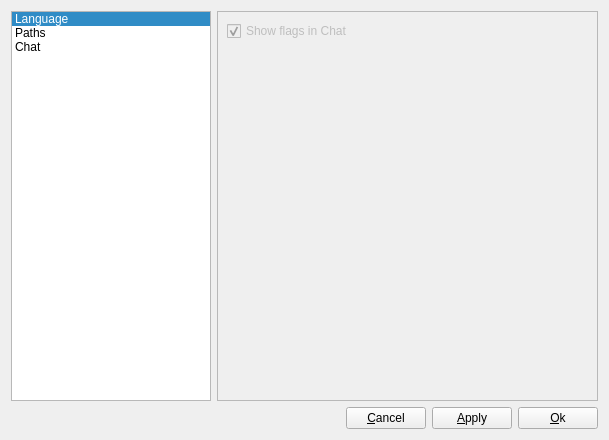
Before: the Qt Designer form ui/PreferenceWidget.ui in tizbac/qtlobby, drawn with Qt 5.
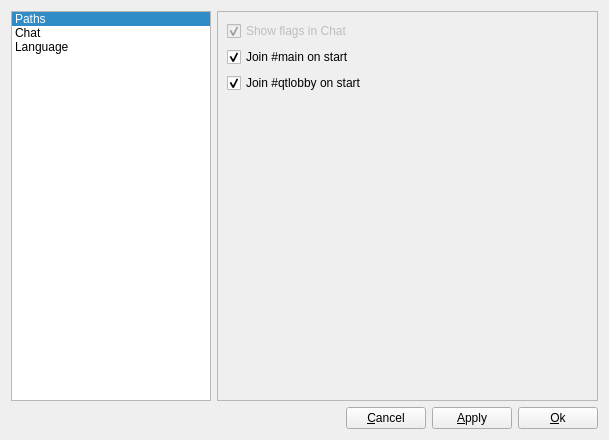
After: the same form once the commit is applied. The open tabs and pages were chosen to show the change. Icons and pictures are not drawn.

The edit to the form file:
```diff
--- a/ui/PreferenceWidget.ui
+++ b/ui/PreferenceWidget.ui
@@ -25,11 +25,6 @@
      <property name="currentRow">
       <number>0</number>
      </property>
-     <item>
-      <property name="text">
-       <string>Language</string>
-      </property>
-     </item>
      <item>
       <property name="text">
        <string>Paths</string>
@@ -40,6 +35,11 @@
        <string>Chat</string>
       </property>
      </item>
+     <item>
+      <property name="text">
+       <string>Language</string>
+      </property>
+     </item>
     </widget>
    </item>
    <item row="0" column="1">
@@ -53,6 +53,47 @@
      <property name="currentIndex">
       <number>0</number>
      </property>
+     <widget class="QWidget" name="pathWidget"/>
+     <widget class="QWidget" name="chatWidget">
+      <layout class="QFormLayout" name="formLayout_2">
+       <item row="0" column="0">
+        <widget class="QCheckBox" name="showFlagsCheckBox">
+         <property name="enabled">
+          <bool>false</bool>
+         </property>
+         <property name="text">
+          <string>Show flags in Chat</string>
+         </property>
+         <property name="checked">
+          <bool>true</bool>
+         </property>
+         <property name="tristate">
+          <bool>false</bool>
+         </property>
+        </widget>
+       </item>
+       <item row="1" column="0">
+        <widget class="QCheckBox" name="joinMainCheckBox">
+         <property name="text">
+          <string>Join #main on start</string>
+         </property>
+         <property name="checked">
+          <bool>true</bool>
+         </property>
+        </widget>
+       </item>
+       <item row="2" column="0">
+        <widget class="QCheckBox" name="joinQtlobbyCheckBox">
+         <property name="text">
+          <string>Join #qtlobby on start</string>
+         </property>
+         <property name="checked">
+          <bool>true</bool>
+         </property>
+        </widget>
+       </item>
+      </layout>
+     </widget>
      <widget class="QWidget" name="languageWidget">
       <widget class="QWidget" name="layoutWidget">
        <property name="geometry">
```
Left out of the diff: 21 changed lines with no effect on the pictures.
